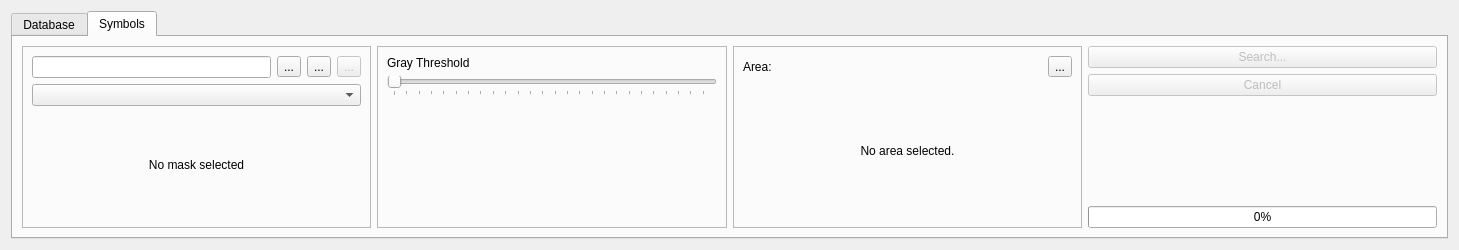
Qt form src/IMapSearchWidget.ui (ntruchsess/QLandkarteGT) before a commit.
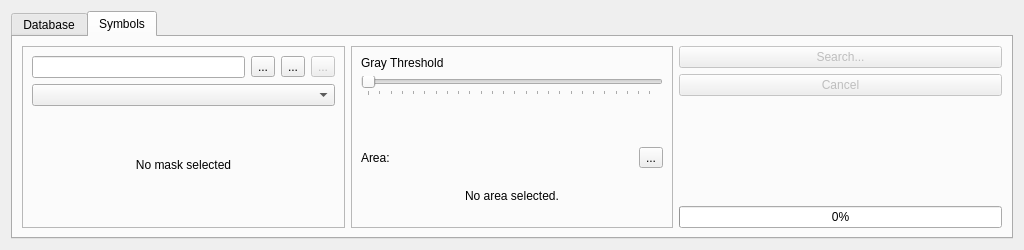
The same form after that commit. The open tabs and pages were chosen to show the change.

Commit message: optimized size of dialog

Patch:
```diff
--- a/src/IMapSearchWidget.ui
+++ b/src/IMapSearchWidget.ui
@@ -5,7 +5,7 @@
    <rect>
     <x>0</x>
     <y>0</y>
-    <width>1459</width>
+    <width>1024</width>
     <height>250</height>
    </rect>
   </property>
@@ -263,18 +263,6 @@
               </property>
              </spacer>
             </item>
-           </layout>
-          </widget>
-         </item>
-         <item>
-          <widget class="QFrame" name="frame" >
-           <property name="frameShape" >
-            <enum>QFrame::StyledPanel</enum>
-           </property>
-           <property name="frameShadow" >
-            <enum>QFrame::Raised</enum>
-           </property>
-           <layout class="QVBoxLayout" >
             <item>
              <layout class="QHBoxLayout" >
               <item>
```
Left out of the diff: 4 changed lines with no effect on the pictures.
